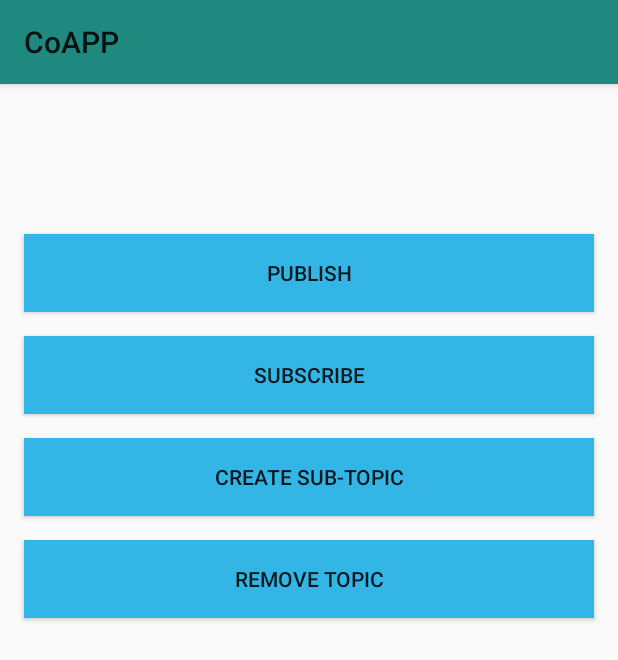
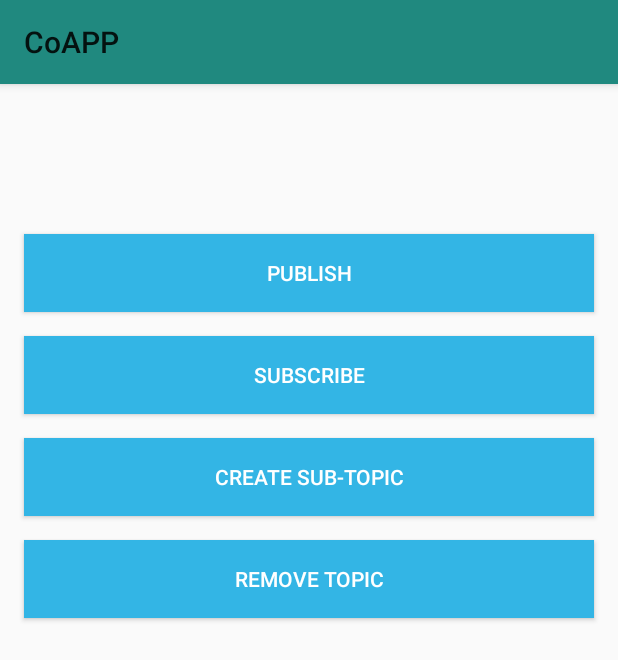
Before and after one commit to ihilal/Noisy, an Android app: the TopicActivity screen opened directly, with no data from a screen before it, on a phone screen of 412 x 824 dp. Shown: the top 660 px of the screen. Run offline under Robolectric (Android 15) with nearby library versions, the phone set to English and light mode, and no system bars; libraries missing offline, so code that uses them is left out: org.eclipse.californium; 5 statements that could not run were skipped.

Commit message:
layout fixes

```diff
--- a/app/src/main/java/com/example/readsensors/PublishActivity.java
+++ b/app/src/main/java/com/example/readsensors/PublishActivity.java
@@ -26,8 +26,6 @@ public class PublishActivity extends AppCompatActivity {
         Intent intent = getIntent();
         path = intent.getStringExtra("name");
 
-
-
     }
 
     public void publish(View v){
@@ -41,7 +39,9 @@ public class PublishActivity extends AppCompatActivity {
         CoAP.ResponseCode response = PubSub.publish(ip,5683, topic, content);
 
         Toast toast = Toast.makeText(PublishActivity.this, response.toString() , Toast.LENGTH_LONG);
-        toast.setGravity(Gravity.TOP | Gravity.LEFT, 350, 500);
+        toast.setGravity(Gravity.CENTER, 0, 0);
         toast.show();
+
+        textview.setText("");
     }
 }
--- a/app/src/main/res/layout/activity_topic.xml
+++ b/app/src/main/res/layout/activity_topic.xml
@@ -18,6 +18,7 @@
         android:background="@android:color/holo_blue_light"
         android:onClick="createSubTopic"
         android:text="CREATE SUB-TOPIC"
+        android:textColor="@android:color/white"
         app:layout_constraintEnd_toEndOf="parent"
         app:layout_constraintHorizontal_bias="0.571"
         app:layout_constraintStart_toStartOf="parent"
@@ -35,6 +36,7 @@
         android:background="@android:color/holo_blue_light"
         android:onClick="remove"
         android:text="REMOVE TOPIC"
+        android:textColor="@android:color/white"
         app:layout_constraintEnd_toEndOf="parent"
         app:layout_constraintStart_toStartOf="parent"
         app:layout_constraintTop_toBottomOf="@+id/button7" />
@@ -51,6 +53,7 @@
         android:background="@android:color/holo_blue_light"
         android:onClick="subscribe"
         android:text="SUBSCRIBE"
+        android:textColor="@android:color/white"
         app:layout_constraintEnd_toEndOf="parent"
         app:layout_constraintHorizontal_bias="0.571"
         app:layout_constraintStart_toStartOf="parent"
@@ -68,6 +71,7 @@
         android:background="@android:color/holo_blue_light"
         android:onClick="publish"
         android:text="PUBLISH"
+        android:textColor="@android:color/white"
         app:layout_constraintEnd_toEndOf="parent"
         app:layout_constraintHorizontal_bias="0.555"
         app:layout_constraintStart_toStartOf="parent"
```
